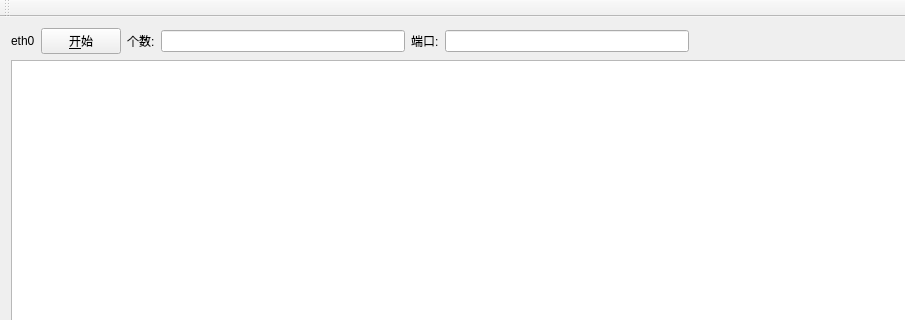
Before: the Qt Designer form mainwindow.ui in CaoPeng/sniffer_QT, drawn with Qt 5; both pictures show x 0 to 905 and y 0 to 320 of the 1030 by 633 pixel window.
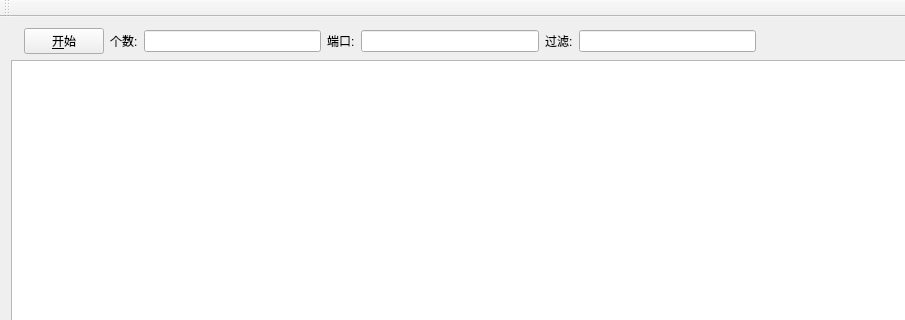
After: the same form once the commit is applied. Icons and pictures are not drawn.

The edit to the form file:
```diff
--- a/mainwindow.ui
+++ b/mainwindow.ui
@@ -20,7 +20,16 @@
       <item>
        <widget class="QLabel" name="cardLabel">
         <property name="text">
-         <string>eth0</string>
+         <string/>
+        </property>
+        <property name="textFormat">
+         <enum>Qt::AutoText</enum>
+        </property>
+        <property name="pixmap">
+         <pixmap resource="mainwindow.qrc">:/images/icon.png</pixmap>
+        </property>
+        <property name="scaledContents">
+         <bool>false</bool>
         </property>
        </widget>
       </item>
@@ -51,6 +60,16 @@
       <item>
        <widget class="QLineEdit" name="portLineEdit"/>
       </item>
+      <item>
+       <widget class="QLabel" name="labelFilter">
+        <property name="text">
+         <string>过滤:</string>
+        </property>
+       </widget>
+      </item>
+      <item>
+       <widget class="QLineEdit" name="filterLineEdit"/>
+      </item>
       <item>
        <spacer name="horizontalSpacer">
         <property name="orientation">
```
Left out of the diff: 4 changed lines with no effect on the pictures.
